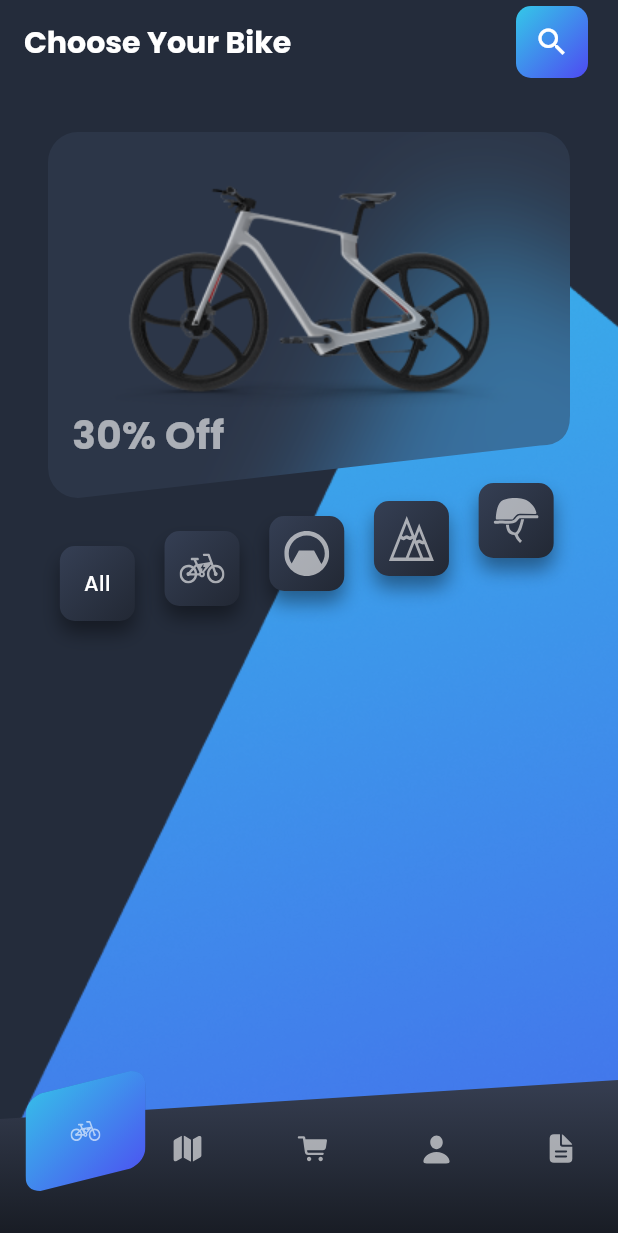
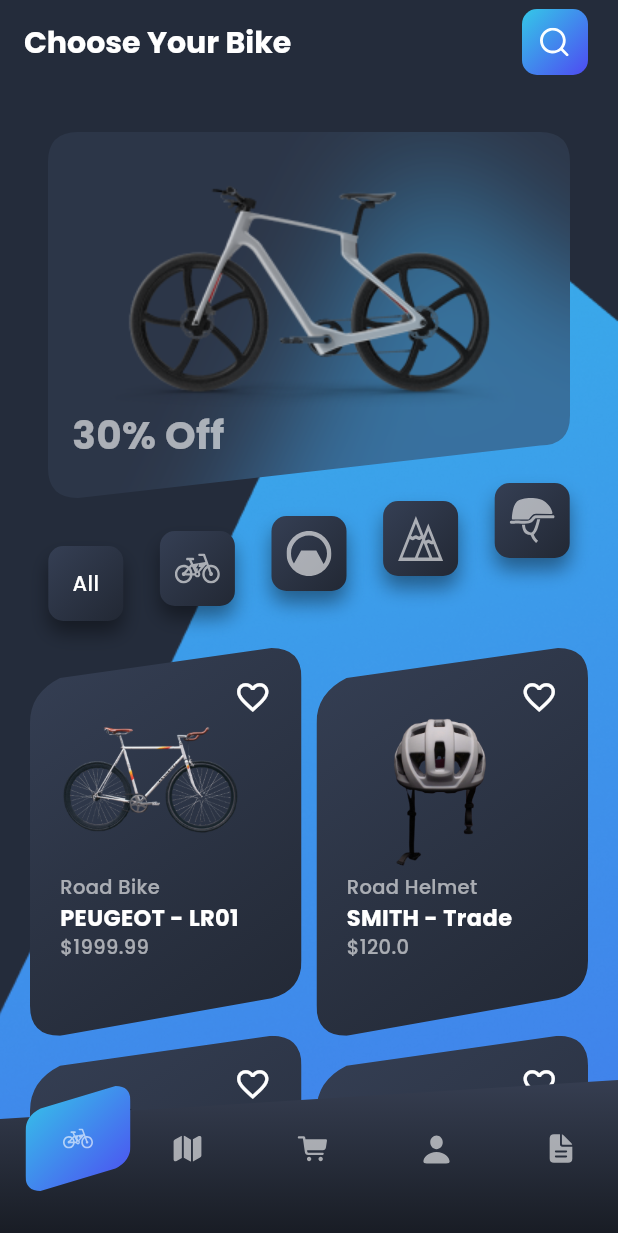
Before and after one commit to regis066/online-bike-shopping-app, a Flutter app: the screen it shows after launch, on a phone screen of 412 x 824 dp. Shown: the top 1233 px of the screen. Run offline on Flutter 3.47's test engine with Material 3 defaults, Android fonts, the light colour scheme and no system bars; our stand-ins replace flutter_svg, google_fonts; missing offline and left inert: dart:ffi.

Commit message:
Add Product Grid Layout

```diff
--- a/lib/pages/home_page.dart
+++ b/lib/pages/home_page.dart
@@ -1,7 +1,9 @@
 import 'package:flutter/material.dart';
+import 'package:flutter_svg/flutter_svg.dart';
 import 'package:online_bicycle_shopping/widgets/category_container.dart';
 import 'package:online_bicycle_shopping/widgets/custom_bottom_navigation_bar.dart';
 import 'package:online_bicycle_shopping/widgets/custom_card.dart';
+import 'package:online_bicycle_shopping/widgets/product_grid.dart';
 
 class HomePage extends StatelessWidget {
   const HomePage({super.key});
@@ -10,6 +12,7 @@ class HomePage extends StatelessWidget {
   Widget build(BuildContext context) {
     return Scaffold(
       appBar: AppBar(
+        elevation: 0,
         title: Text("Choose Your Bike",
             style: TextStyle(
                 color: Colors.white,
@@ -26,33 +29,31 @@ class HomePage extends StatelessWidget {
                     begin: Alignment.topLeft,
                     end: Alignment.bottomRight,
                     colors: [Color(0xFF34C8E8), Color(0xFF4E4AF2)])),
-            child: Icon(
-              Icons.search,
-              color: Colors.white,
+            child: SvgPicture.asset(
+              "assets/images/search_icon.svg",
+              width: 20,
+              height: 20,
             ),
           )
         ],
       ),
       backgroundColor: Color(0xFF242C3B),
-      body: Container(
-        margin: EdgeInsets.only(top: 32),
-        child: Stack(
+      body: Stack(
         children: [
           Positioned(
             top: 45,
             right: 0,
-              child: Image.asset("assets/images/background1_5x.png"),
+            child: Image.asset("assets/images/background2x.png"),
           ),
-            Column(
-              children: [CustomCard(), CategoryContainer()],
+          SingleChildScrollView(
+            padding: EdgeInsets.symmetric(horizontal: 20),
+            child: Column(
+              children: [CustomCard(), CategoryContainer(), ProductGrid()],
+            ),
           ),
           Positioned(
-                bottom: 0,
-                right: 0,
-                left: 0,
-                child: CustomBottomNavigationBar())
+              bottom: 0, right: 0, left: 0, child: CustomBottomNavigationBar())
         ],
-        ),
       ),
     );
   }
--- a/lib/widgets/category_container.dart
+++ b/lib/widgets/category_container.dart
@@ -6,19 +6,18 @@ class CategoryContainer extends StatelessWidget {
 
   @override
   Widget build(BuildContext context) {
-    return Container(
-      padding: EdgeInsets.only(left: 30, right: 33),
-      child: Row(
-        mainAxisAlignment: MainAxisAlignment.spaceAround,
-        children: [
-          CategoryItemCard(text: "All", verticalOffset: 32),
-          CategoryItemCard(svgPath: "assets/images/electric.svg", verticalOffset: 22),
-          CategoryItemCard(svgPath: "assets/images/road.svg", verticalOffset: 12),
-          CategoryItemCard(svgPath: "assets/images/mountain.svg", verticalOffset:  2),
-          CategoryItemCard(svgPath: "assets/images/accessory.svg", verticalOffset: -10),
-
-        ],
-      ),
+    return Row(
+      mainAxisAlignment: MainAxisAlignment.spaceAround,
+      children: [
+        CategoryItemCard(text: "All", verticalOffset: 32),
+        CategoryItemCard(
+            svgPath: "assets/images/electric.svg", verticalOffset: 22),
+        CategoryItemCard(svgPath: "assets/images/road.svg", verticalOffset: 12),
+        CategoryItemCard(
+            svgPath: "assets/images/mountain.svg", verticalOffset: 2),
+        CategoryItemCard(
+            svgPath: "assets/images/accessory.svg", verticalOffset: -10),
+      ],
     );
   }
 }
--- a/lib/widgets/custom_bottom_navigation_bar.dart
+++ b/lib/widgets/custom_bottom_navigation_bar.dart
@@ -40,8 +40,8 @@ class CustomBottomNavigationBar extends StatelessWidget {
             child: ClipPath(
               clipper: BottomNavItemCardClipper(),
               child: Container(
-                width: 80,
-                height: 80,
+                width: 70,
+                height: 70,
                 decoration: BoxDecoration(
                   gradient: LinearGradient(
                     begin: Alignment.topLeft,
--- a/lib/widgets/custom_card.dart
+++ b/lib/widgets/custom_card.dart
@@ -7,8 +7,8 @@ class CustomCard extends StatelessWidget {
 
   @override
   Widget build(BuildContext context) {
-    return ClipRRect(
-      borderRadius: BorderRadius.circular(20),
+    return Container(
+      padding: EdgeInsets.only(top: 32),
       child: ClipPath(
         clipper: CustomCardClipPath(),
         child: BackdropFilter(
@@ -23,11 +23,11 @@ class CustomCard extends StatelessWidget {
               crossAxisAlignment: CrossAxisAlignment.start,
               children: [
                 Image.asset("assets/images/bicycle01.png"),
-                Text("30% Off", style: TextStyle(
-                    fontWeight: FontWeight.bold,
-                    color: Colors.white.withValues(alpha: 0.6),
-                    fontSize: 26
-                ))
+                Text("30% Off",
+                    style: TextStyle(
+                        fontWeight: FontWeight.bold,
+                        color: Colors.white.withValues(alpha: 0.6),
+                        fontSize: 26))
               ],
             ),
           ),
@@ -45,10 +45,13 @@ class CustomCardClipPath extends CustomClipper<Path> {
     Path path = Path();
 
     path.lineTo(0, h - 20);
-    path.quadraticBezierTo(0, h, 20, h); //2 point
+    path.quadraticBezierTo(0, h, 20, h);
     path.lineTo(w - 20, h - 35);
     path.quadraticBezierTo(w, h - 35, w, h - 55);
-    path.lineTo(w, 0); //5 point
+    path.lineTo(w, 20);
+    path.quadraticBezierTo(w, 0, w - 20, 0);
+    path.lineTo(20, 0);
+    path.quadraticBezierTo(0, 0, 0, 20);
     path.close();
     return path;
   }
--- /dev/null
+++ b/lib/widgets/product_card.dart
@@ -0,0 +1,86 @@
+import 'package:flutter/material.dart';
+
+class ProductCard extends StatelessWidget {
+  final String? imagePath;
+  final String? name;
+  final String? model;
+  final double? price;
+
+  const ProductCard(
+      {super.key,
+      required this.imagePath,
+      required this.name,
+      required this.model,
+      required this.price});
+
+  @override
+  Widget build(BuildContext context) {
+    return ClipPath(
+      clipper: CustomClipperPath(),
+      child: Container(
+        padding: EdgeInsets.all(20),
+        decoration: BoxDecoration(
+            gradient: LinearGradient(
+                begin: Alignment.topLeft,
+                end: Alignment.bottomRight,
+                colors: [Color(0xFF353F54), Color(0xFF222834)])),
+        child: Stack(
+          children: [
+            Column(crossAxisAlignment: CrossAxisAlignment.start, children: [
+              Image.asset(
+                imagePath!,
+                width: 124,
+                height: 130,
+              ),
+              Text(name!,
+                  style: TextStyle(
+                      fontSize: 13,
+                      fontWeight: FontWeight.w500,
+                      color: Colors.white.withValues(alpha: 0.6))),
+              Text(model!,
+                  style: TextStyle(
+                      fontSize: 15,
+                      fontWeight: FontWeight.bold,
+                      color: Colors.white)),
+              Text("\$${price!.toString()}",
+                  style: TextStyle(
+                      fontSize: 13,
+                      fontWeight: FontWeight.w500,
+                      color: Colors.white.withValues(alpha: 0.6))),
+            ]),
+            Positioned(
+                top: 0,
+                right: 0,
+                child: Icon(Icons.favorite_border_outlined,
+                    color: Colors.white, size: 25))
+          ],
+        ),
+      ),
+    );
+  }
+}
+
+class CustomClipperPath extends CustomClipper<Path> {
+  @override
+  Path getClip(Size size) {
+    double w = size.width;
+    double h = size.height;
+    Path path = Path();
+    path.moveTo(0, 30);
+    path.lineTo(0, h - 20);
+    path.quadraticBezierTo(0, h, 20, h);
+    path.lineTo(w - 20, h - 25);
+    path.quadraticBezierTo(w, h - 30, w, h - 50);
+    path.lineTo(w, 20);
+    path.quadraticBezierTo(w, 0, w - 20, 0);
+    path.lineTo(20, 20);
+    path.quadraticBezierTo(0, 30, 0, 50);
+    path.close();
+    return path;
+  }
+
+  @override
+  bool shouldReclip(covariant CustomClipper<Path> oldClipper) {
+    return false;
+  }
+}
--- /dev/null
+++ b/lib/widgets/product_grid.dart
@@ -0,0 +1,65 @@
+import "package:flutter/material.dart";
+import "package:online_bicycle_shopping/widgets/product_card.dart";
+
+class ProductGrid extends StatelessWidget {
+  const ProductGrid({super.key});
+
+  @override
+  Widget build(BuildContext context) {
+    return SingleChildScrollView(
+      child: GridView.count(
+        physics: NeverScrollableScrollPhysics(),
+        shrinkWrap: true,
+        childAspectRatio: 0.7,
+        padding: EdgeInsets.only(top: 50),
+        scrollDirection: Axis.vertical,
+        crossAxisCount: 2,
+        crossAxisSpacing: 10,
+        children: [
+          ProductCard(
+            imagePath:
+                "assets/images/robert-bye-tG36rvCeqng-unsplash-removebg-preview 5.png",
+            name: "Road Bike",
+            model: "PEUGEOT - LR01",
+            price: 1999.99,
+          ),
+          ProductCard(
+            imagePath:
+                "assets/images/cobi-krumholz-mZKF19ydEzk-unsplash-removebg-preview 1.png",
+            name: "Road Helmet",
+            model: "SMITH - Trade",
+            price: 120,
+          ),
+          ProductCard(
+            imagePath:
+                "assets/images/mikkel-bech-yjAFnkLtKY0-unsplash-removebg-preview 3.png",
+            name: "Mountain Bike",
+            model: "PILOT - Chromoly",
+            price: 1999.99,
+          ),
+          ProductCard(
+            imagePath:
+                "assets/images/robert-bye-tG36rvCeqng-unsplash-removebg-preview 5.png",
+            name: "Road Bike",
+            model: "PEUGEOT - LR01",
+            price: 1999.99,
+          ),
+          ProductCard(
+            imagePath:
+                "assets/images/cobi-krumholz-mZKF19ydEzk-unsplash-removebg-preview 1.png",
+            name: "Road Helmet",
+            model: "SMITH - Trade",
+            price: 120,
+          ),
+          ProductCard(
+            imagePath:
+                "assets/images/mikkel-bech-yjAFnkLtKY0-unsplash-removebg-preview 3.png",
+            name: "Mountain Bike",
+            model: "PILOT - Chromoly",
+            price: 1999.99,
+          )
+        ],
+      ),
+    );
+  }
+}
```
Also changed, not shown: assets/images/background1x.png (added), assets/images/background3x.png (added), assets/images/background4x.png (added), assets/images/cobi-krumholz-mZKF19ydEzk-unsplash-removebg-preview 1.png (added), assets/images/like_icon.svg (added), assets/images/mikkel-bech-yjAFnkLtKY0-unsplash-removebg-preview 3.png (added), assets/images/robert-bye-tG36rvCeqng-unsplash-removebg-preview 5.png (added), assets/images/search_icon.svg (added). Lines whose indentation alone changed are shown as unchanged.
